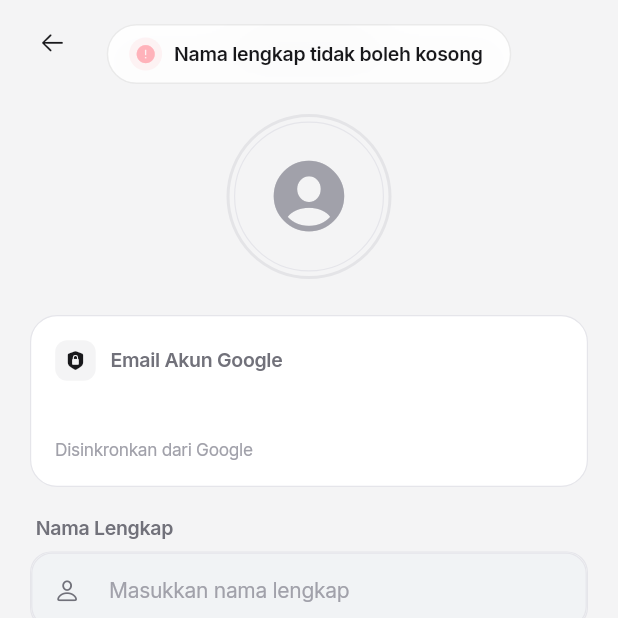
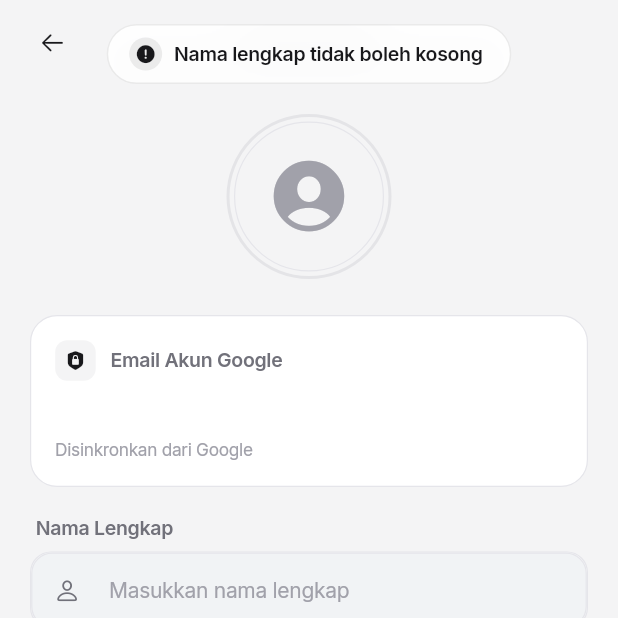
Before and after one commit to MyusiZ3/AppliQ, a Flutter app: the EditProfileScreen screen opened directly with empty values, after a tap on "Save Changes", on a phone screen of 412 x 824 dp, the top half of it. Run offline on Flutter 3.47's test engine with Material 3 defaults, Android fonts, the phone set to English and light mode, and no system bars; our stand-ins replace cached_network_image, file_picker, flutter_dotenv, flutter_local_notifications, google_fonts, google_sign_in and 6 more; missing offline and left inert: excel, googleapis; accounts and stored records are empty.

Commit message:
fix(storage): mitigate Android SAF file picker freeze and unify light mode toast icons

```diff
--- a/lib/utils/ui_helper.dart
+++ b/lib/utils/ui_helper.dart
@@ -10,6 +10,7 @@ import 'package:url_launcher/url_launcher.dart';
 import '../core/constants/app_colors.dart';
 import '../core/utils/network_helper.dart';
 import 'navigator_key.dart';
+import 'theme_manager.dart';
 
 class UIHelper {
   static Future<void> openUrl(BuildContext context, String? rawUrl) async {
@@ -81,11 +82,27 @@ class UIHelper {
       overlayEntry = OverlayEntry(
         builder: (context) {
           final isDark = Theme.of(context).brightness == Brightness.dark;
+          final isMono = ThemeManager.isMonochrome;
           final toastBg = isDark ? const Color(0xCC1C1C1E) : const Color(0xEEFFFFFF);
           final textColor = isDark ? Colors.white : const Color(0xFF18181B);
           final borderColor = isDark
               ? Colors.white.withValues(alpha: 0.14)
               : Colors.black.withValues(alpha: 0.08);
+
+          // Di Light mode (baik monochrome aktif atau nonaktif), samakan warna icon dengan mode monochrome.
+          // Di Dark mode & non-monochrome, tetap gunakan aksen warna saat ini (color).
+          final Color effectiveIconColor;
+          final Color effectiveIconBg;
+
+          if (isMono || !isDark) {
+            effectiveIconColor = isDark ? Colors.white : const Color(0xFF18181B);
+            effectiveIconBg = isDark
+                ? Colors.white.withValues(alpha: 0.15)
+                : const Color(0xFF18181B).withValues(alpha: 0.08);
+          } else {
+            effectiveIconColor = color;
+            effectiveIconBg = color.withValues(alpha: 0.15);
+          }
 
           return Positioned(
             top: MediaQuery.of(context).padding.top + 16,
@@ -139,10 +156,10 @@ class UIHelper {
                               Container(
                                 padding: const EdgeInsets.all(4),
                                 decoration: BoxDecoration(
-                                  color: color.withValues(alpha: 0.15),
+                                  color: effectiveIconBg,
                                   shape: BoxShape.circle,
                                 ),
-                                child: Icon(icon, color: color, size: 14),
+                                child: Icon(icon, color: effectiveIconColor, size: 14),
                               ),
                               const SizedBox(width: 8),
                               Flexible(
```
Also changed, not shown: lib/presentation/screens/profile/document_preview_screen.dart (+15 -2 lines), lib/presentation/widgets/hr_templates_sheet.dart (+2 -21 lines), lib/services/google_drive_service.dart (+26 -2 lines).
